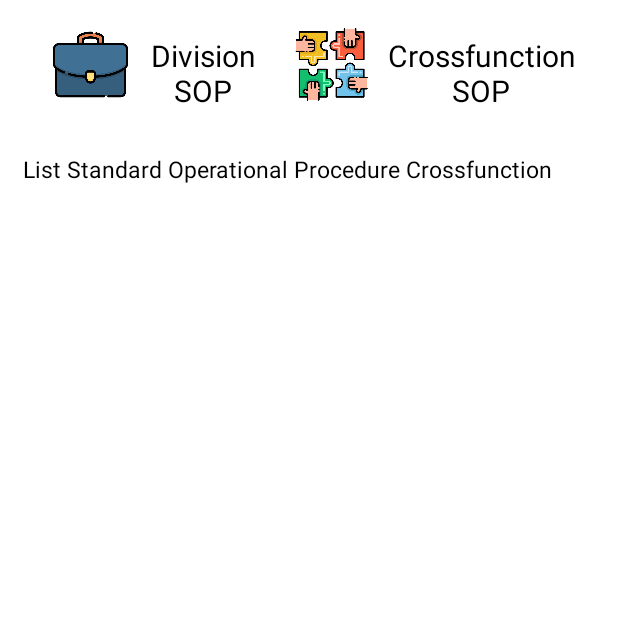
After one commit to jojobejo/maesa-grow-app-main, an Android app: the CrossfunctionSopActivity screen opened directly, with no data from a screen before it, on a phone screen of 412 x 824 dp, the top half of it. The commit adds this screen. Run offline under Robolectric (Android 15) with nearby library versions, the phone set to English and light mode, and no system bars.

Commit message:
Interface SOP Division & SOP Crossfunction

```diff
--- /dev/null
+++ b/app/src/main/java/com/fauzighozali/mgamobile/activity/CrossfunctionSopActivity.java
@@ -0,0 +1,49 @@
+package com.fauzighozali.mgamobile.activity;
+
+import androidx.appcompat.app.AppCompatActivity;
+import androidx.recyclerview.widget.LinearLayoutManager;
+import androidx.recyclerview.widget.RecyclerView;
+
+import android.content.Context;
+import android.content.Intent;
+import android.os.Bundle;
+import android.widget.LinearLayout;
+
+import com.fauzighozali.mgamobile.R;
+import com.fauzighozali.mgamobile.api.ApiService;
+import com.fauzighozali.mgamobile.api.RetrofitBuilder;
+import com.fauzighozali.mgamobile.jwt.TokenManager;
+
+public class CrossfunctionSopActivity extends AppCompatActivity {
+
+    private static final String TAG = "CrossfunctionSOP";
+
+    private LinearLayout llDivisionSop, llCrossfunctionSOP , llEmptySop;
+    private RecyclerView recyclerView;
+    private RecyclerView.LayoutManager layoutManager;
+
+   private ApiService service;
+   private TokenManager tokenManager;
+
+
+    @Override
+    protected void onCreate(Bundle savedInstanceState) {
+        super.onCreate(savedInstanceState);
+        setContentView(R.layout.activity_crossfunction_sop);
+
+        llDivisionSop = findViewById(R.id.linear_layout_Division_sop);
+        llCrossfunctionSOP = findViewById(R.id.linear_layout_Crossfunction_sop);
+        llEmptySop = findViewById(R.id.linear_layout_empty_course);
+
+        tokenManager = TokenManager.getInstance(getSharedPreferences("prefs", Context.MODE_PRIVATE));
+        if (tokenManager.getToken() == null){
+            startActivity(new Intent(this, LoginActivity.class));
+            finish();
+        }
+        service = RetrofitBuilder.createServiceWithAuth(ApiService.class, tokenManager);
+
+        recyclerView = findViewById(R.id.recycler_view_crossfunction_sop);
+        layoutManager = new LinearLayoutManager(getApplication());
+        recyclerView.setLayoutManager(layoutManager);
+    }
+}
--- a/app/src/main/java/com/fauzighozali/mgamobile/activity/LoginActivity.java
+++ b/app/src/main/java/com/fauzighozali/mgamobile/activity/LoginActivity.java
@@ -164,7 +164,7 @@ public class LoginActivity extends AppCompatActivity {
     }
 
     public void navigateToWa() {
-        String mobileNumber = "81213240016";
+        String mobileNumber = "82264054784";
         boolean installed = appInstalledOrNot("com.whatsapp");
         if (installed){
             Intent intent = new Intent(Intent.ACTION_VIEW);
--- a/app/src/main/java/com/fauzighozali/mgamobile/api/ApiService.java
+++ b/app/src/main/java/com/fauzighozali/mgamobile/api/ApiService.java
@@ -114,4 +114,10 @@ public interface ApiService {
     @GET("mobile/sop_list")
     Call<GetResponseSopDivision> getSopDivision();
 
+
+    //    @GET("web/event")
+    //    Call<GetResponseInbox> getInbox(
+    //            @Query("company_id") int company_id
+    //    );
+
 }
--- a/app/src/main/java/com/fauzighozali/mgamobile/jwt/TokenManager.java
+++ b/app/src/main/java/com/fauzighozali/mgamobile/jwt/TokenManager.java
@@ -28,12 +28,14 @@ public class TokenManager {
         editor.putString("API_TOKEN", token.getAccessToken()).commit();
         editor.putString("FILE", token.getFile()).commit();
         editor.putInt("COMPANY_ID", token.getCompanyId()).commit();
+        editor.putInt("ORGANIZATION_ID", token.getOrganization_id()).commit();
     }
 
     public void deleteToken() {
         editor.remove("API_TOKEN").commit();
         editor.remove("FILE").commit();
         editor.remove("COMPANY_ID").commit();
+        editor.remove("ORGANIZATION_ID").commit();
     }
 
     public GetResponseToken getToken() {
@@ -41,6 +43,7 @@ public class TokenManager {
         token.setAccessToken(prefs.getString("API_TOKEN", null));
         token.setFile(prefs.getString("FILE", null));
         token.setCompanyId(prefs.getInt("COMPANY_ID", 0));
+        token.setOrganization_id(prefs.getInt("ORGANIZATION_ID",0));
         return token;
     }
 }
--- a/app/src/main/java/com/fauzighozali/mgamobile/model/GetResponseToken.java
+++ b/app/src/main/java/com/fauzighozali/mgamobile/model/GetResponseToken.java
@@ -5,9 +5,13 @@ import com.google.gson.annotations.SerializedName;
 
 public class GetResponseToken {
 
+
     @SerializedName("company_id")
     @Expose
     private Integer companyId;
+    @SerializedName("organization_id")
+    @Expose
+    private Integer organizationId;
     @SerializedName("file")
     @Expose
     private String file;
@@ -17,6 +21,12 @@ public class GetResponseToken {
     @SerializedName("refreshToken")
     @Expose
     private int refreshToken;
+
+    public Integer getOrganization_id() {
+        return organizationId;
+    }
+
+    public void setOrganization_id(Integer organization_id) { this.organizationId = organization_id; }
 
     public Integer getCompanyId() {
         return companyId;
--- /dev/null
+++ b/app/src/main/res/layout/activity_crossfunction_sop.xml
@@ -0,0 +1,126 @@
+<?xml version="1.0" encoding="utf-8"?>
+<LinearLayout
+    xmlns:android="http://schemas.android.com/apk/res/android"
+    xmlns:app="http://schemas.android.com/apk/res-auto"
+    xmlns:tools="http://schemas.android.com/tools"
+    android:background="@color/white"
+    android:layout_width="match_parent"
+    android:layout_height="match_parent"
+    android:orientation="vertical"
+    tools:context=".activity.CrossfunctionSopActivity">
+
+    <RelativeLayout
+        android:layout_width="match_parent"
+        android:layout_height="wrap_content"
+        android:layout_margin="15dp"
+        android:orientation="horizontal">
+
+        <LinearLayout
+            android:id="@+id/linear_layout_Division_sop"
+            android:layout_width="180dp"
+            android:layout_height="wrap_content"
+            android:orientation="horizontal"
+            android:gravity="center">
+
+            <ImageView
+                android:layout_width="50dp"
+                android:layout_height="50dp"
+                android:src="@drawable/suitcase"/>
+
+            <TextView
+                android:layout_width="80dp"
+                android:layout_height="wrap_content"
+                android:text="Division SOP"
+                android:textColor="@color/black"
+                android:layout_marginLeft="10dp"
+                android:layout_marginTop="5dp"
+                android:textAlignment="center"
+                android:gravity="center_horizontal"
+                android:textSize="20sp" />
+
+        </LinearLayout>
+
+        <LinearLayout
+            android:layout_width="250dp"
+            android:layout_height="wrap_content"
+            android:orientation="horizontal"
+            android:layout_toRightOf="@id/linear_layout_Division_sop"
+            android:gravity="center">
+
+            <ImageView
+                android:layout_width="50dp"
+                android:layout_height="50dp"
+                android:src="@drawable/teamwork"/>
+
+            <TextView
+                android:layout_width="150dp"
+                android:layout_height="wrap_content"
+                android:text="Crossfunction SOP"
+                android:textColor="@color/black"
+                android:layout_marginTop="5dp"
+                android:textAlignment="center"
+                android:gravity="center_horizontal"
+                android:textSize="20sp"/>
+        </LinearLayout>
+
+    </RelativeLayout>
+
+    <RelativeLayout
+        android:layout_width="match_parent"
+        android:layout_height="wrap_content">
+
+        <TextView
+            android:layout_width="wrap_content"
+            android:layout_height="wrap_content"
+            android:layout_alignParentLeft="true"
+            android:layout_marginLeft="15dp"
+            android:layout_marginTop="15dp"
+            android:text="List Standard Operational Procedure Crossfunction"
+            android:textColor="@color/black"
+            android:textSize="15sp"
+            />
+
+    </RelativeLayout>
+
+    <androidx.recyclerview.widget.RecyclerView
+        android:id="@+id/recycler_view_crossfunction_sop"
+        android:layout_width="match_parent"
+        android:layout_height="wrap_content"
+        android:layout_marginTop="10dp"
+        android:layout_marginLeft="15dp"
+        android:layout_marginRight="15dp"
+        android:layout_marginBottom="10dp"/>
+
+    <LinearLayout
+        android:id="@+id/linear_layout_empty_course"
+        android:layout_width="match_parent"
+        android:layout_height="match_parent"
+        android:layout_below="@id/app_bar"
+        android:orientation="vertical"
+        android:gravity="center"
+        android:visibility="gone">
+
+        <ImageView
+            android:layout_width="200dp"
+            android:layout_height="100dp"
+            android:src="@drawable/empty_course"/>
+
+        <TextView
+            android:layout_width="wrap_content"
+            android:layout_height="wrap_content"
+            android:text="Yah, lagi gak ada materi nih!"
+            android:textSize="15sp"
+            android:textColor="@color/black"
+            android:textStyle="bold"
+            android:layout_marginTop="20dp"/>
+
+        <TextView
+            android:layout_width="wrap_content"
+            android:layout_height="wrap_content"
+            android:text="Tunggu ya, ntar kita buatain"
+            android:textSize="13sp"
+            android:layout_marginTop="5dp"/>
+
+    </LinearLayout>
+
+</LinearLayout>
```
Also changed, not shown: app/src/main/AndroidManifest.xml (+9 -0 lines), app/src/main/java/com/fauzighozali/mgamobile/activity/StandardOpActivity.java (+9 -1 lines), app/src/main/java/com/fauzighozali/mgamobile/activity/StandardOpDetailActivity.java (added, +65 -0 lines), app/src/main/java/com/fauzighozali/mgamobile/adapter/LampiranStandardProcedureAdapter.java (added, +61 -0 lines), app/src/main/java/com/fauzighozali/mgamobile/adapter/StandardProcedureAdapter.java (+7 -3 lines), app/src/main/java/com/fauzighozali/mgamobile/model/GetResponseDetailSop.java (added, +12 -0 lines), app/src/main/java/com/fauzighozali/mgamobile/model/GetResponseLampiran.java (added, +12 -0 lines), app/src/main/java/com/fauzighozali/mgamobile/model/LampiranSop.java (added, +63 -0 lines), app/src/main/res/layout/activity_lampiran_standard_procedure_adapter.xml (added, +41 -0 lines), app/src/main/res/layout/activity_standard_op_detail.xml (added, +156 -0 lines).
